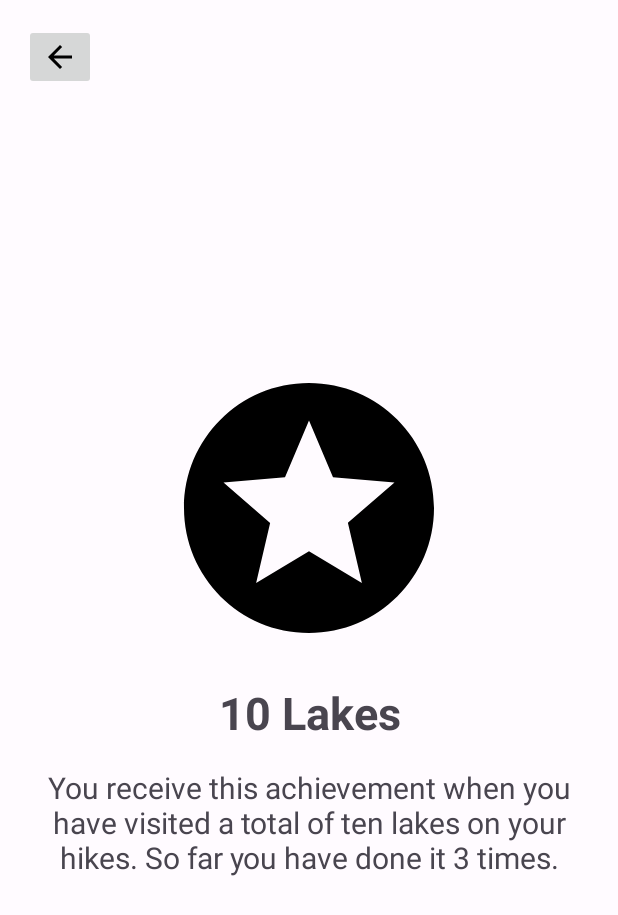
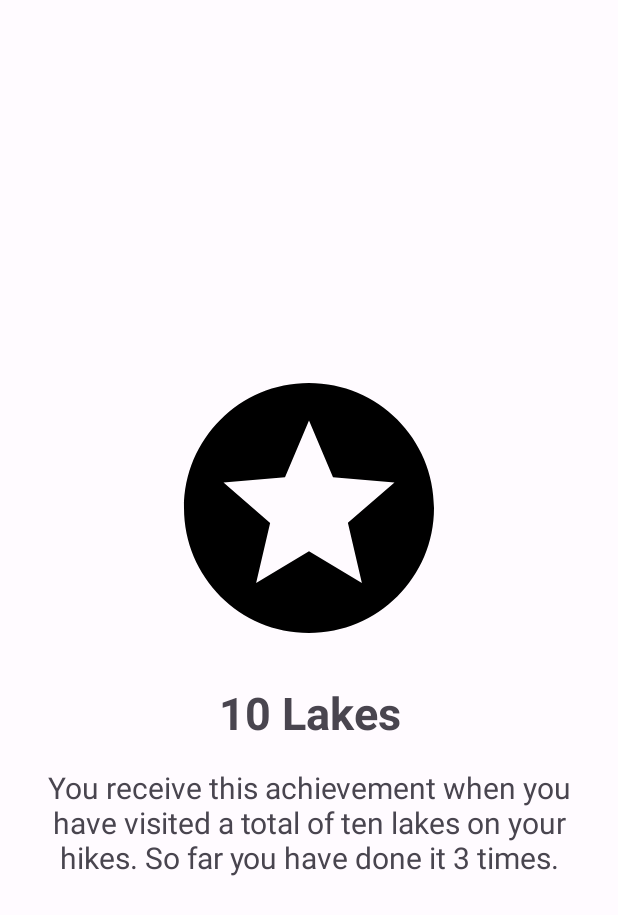
Before and after one commit to clarissakuemhof/MWC_HikeUnite, an Android app: the layout fragment_details.xml on its own in the app's theme, with its tools: preview values and no code run, on a phone screen of 412 x 824 dp. Shown: the top 915 px of the screen. Run offline under Robolectric (Android 15) with nearby library versions, the light colour scheme and no system bars.

Commit message:
changed the AchievementsDetails to a fragment

```diff
--- a/HikeUnite_App/app/src/main/res/layout/activity_details.xml
+++ b/HikeUnite_App/app/src/main/res/layout/fragment_details.xml
@@ -42,13 +42,4 @@
         app:layout_constraintTop_toBottomOf="@+id/detailsImageView"
         tools:layout_editor_absoluteX="16dp" />
 
-    <ImageButton
-        android:id="@+id/backButton"
-        android:layout_width="wrap_content"
-        android:layout_height="wrap_content"
-        android:layout_alignParentStart="true"
-        android:layout_alignParentTop="true"
-        android:layout_marginStart="16dp"
-        android:layout_marginTop="16dp"
-        android:src="@drawable/ic_arrow_left" />
 </androidx.constraintlayout.widget.ConstraintLayout>
```
Also changed, not shown: HikeUnite_App/app/src/main/java/com/example/stepappv4/ui/Achievements/AchievementsDetailsFragment.java (added, +42 -0 lines), HikeUnite_App/app/src/main/res/anim/down_from_top.xml (added, +8 -0 lines), HikeUnite_App/app/src/main/res/anim/up_from_bottom.xml (added, +8 -0 lines).
